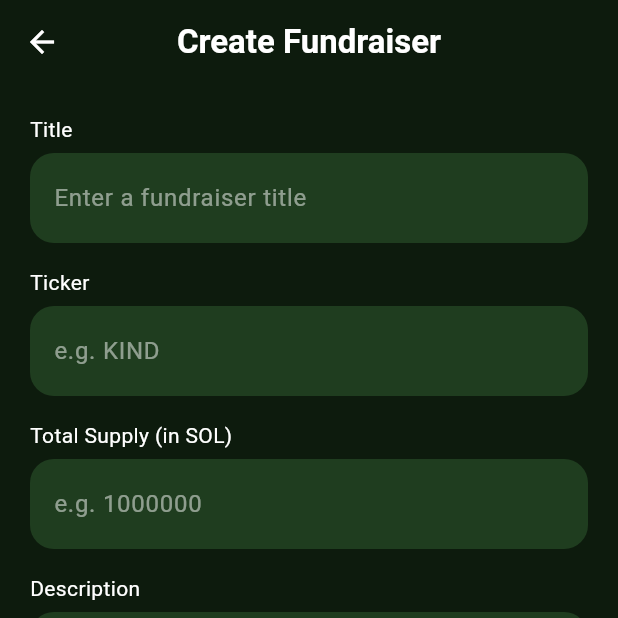
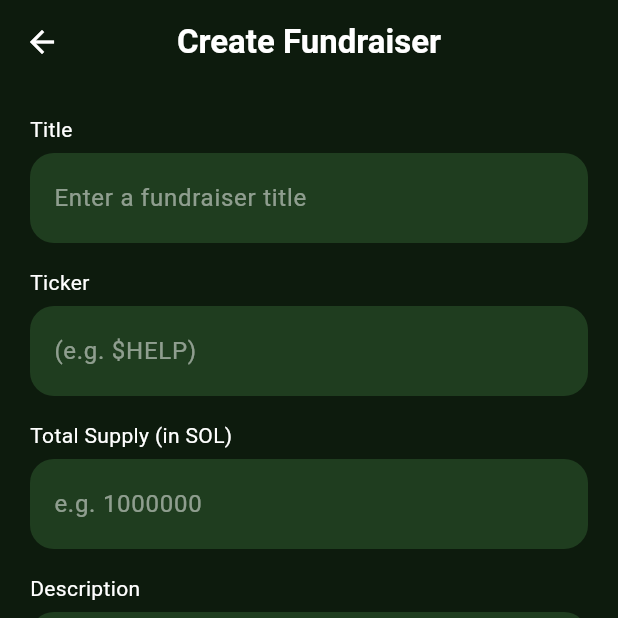
Before and after one commit to Soloctg/kindle, a Flutter app: the CreateFundraiserScreen screen opened by its route, on a phone screen of 412 x 824 dp, the top half of it. Run offline on Flutter 3.47's test engine with Material 3 defaults, Android fonts, the phone set to English and light mode, and no system bars; our stand-ins replace flutter_svg, shared_preferences, supabase_flutter; missing offline and left inert: bip39, solana; accounts and stored records are empty.

Commit message:
Fix: add Ticker $sign

```diff
--- a/lib/src/features/fundraiser/create_fundraiser_screen.dart
+++ b/lib/src/features/fundraiser/create_fundraiser_screen.dart
@@ -119,7 +119,7 @@ class _CreateFundraiserScreenState extends State<CreateFundraiserScreen> {
               _titleController,
             ),
             const SizedBox(height: 16),
-            _buildInputField('Ticker', 'e.g. KIND', _tickerController),
+            _buildInputField('Ticker', '(e.g. \$HELP)', _tickerController),
             const SizedBox(height: 16),
             _buildInputField(
               'Total Supply (in SOL)',
```
